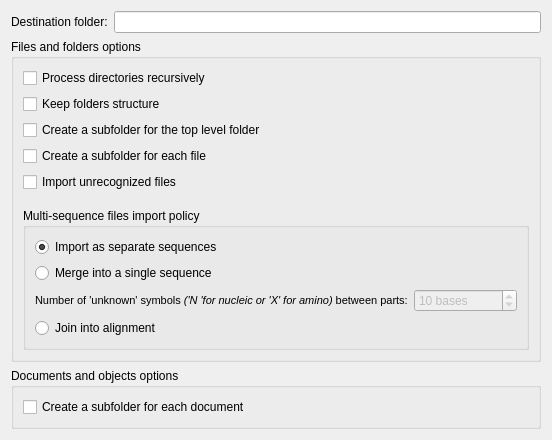
Old version of the form src/corelibs/U2Gui/src/util/shared_db/ui/ImportOptionsWidget.ui in the repository violethaze74/ugene.
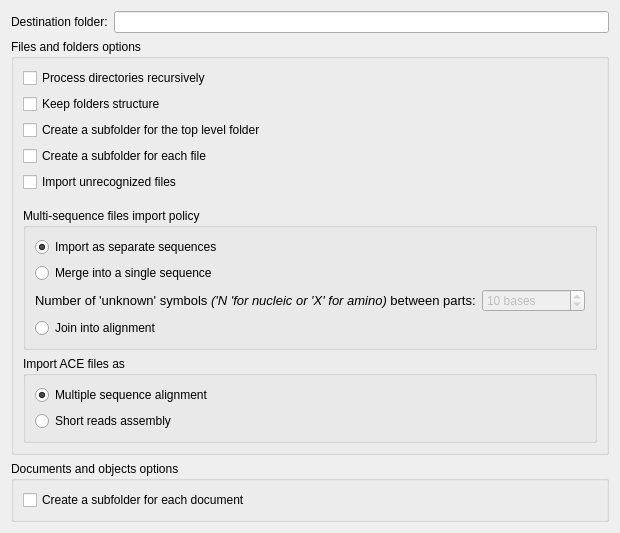
New version of the form.

Patch:
```diff
--- a/src/corelibs/U2Gui/src/util/shared_db/ui/ImportOptionsWidget.ui
+++ b/src/corelibs/U2Gui/src/util/shared_db/ui/ImportOptionsWidget.ui
@@ -7,7 +7,7 @@
     <x>0</x>
     <y>0</y>
     <width>541</width>
-    <height>419</height>
+    <height>527</height>
    </rect>
   </property>
   <property name="windowTitle">
@@ -133,7 +133,7 @@
 &lt;html&gt;&lt;head&gt;&lt;meta name=&quot;qrichtext&quot; content=&quot;1&quot; /&gt;&lt;style type=&quot;text/css&quot;&gt;
 p, li { white-space: pre-wrap; }
 &lt;/style&gt;&lt;/head&gt;&lt;body style=&quot; font-family:'MS Shell Dlg 2'; font-size:8.25pt; font-weight:400; font-style:normal;&quot;&gt;
-&lt;p style=&quot; margin-top:0px; margin-bottom:0px; margin-left:0px; margin-right:0px; -qt-block-indent:0; text-indent:0px;&quot;&gt;&lt;span style=&quot; font-size:8pt;&quot;&gt;Number of 'unknown' symbols &lt;/span&gt;&lt;span style=&quot; font-size:8pt; font-style:italic;&quot;&gt;('N 'for nucleic or 'X' for amino)&lt;/span&gt;&lt;span style=&quot; font-size:8pt;&quot;&gt; between parts:&lt;/span&gt;&lt;/p&gt;&lt;/body&gt;&lt;/html&gt;</string>
+&lt;p style=&quot; margin-top:0px; margin-bottom:0px; margin-left:0px; margin-right:0px; -qt-block-indent:0; text-indent:0px;&quot;&gt;&lt;span style=&quot; font-size:10pt;&quot;&gt;Number of 'unknown' symbols &lt;/span&gt;&lt;span style=&quot; font-size:10pt; font-style:italic;&quot;&gt;('N 'for nucleic or 'X' for amino)&lt;/span&gt;&lt;span style=&quot; font-size:10pt;&quot;&gt; between parts:&lt;/span&gt;&lt;/p&gt;&lt;/body&gt;&lt;/html&gt;</string>
              </property>
             </widget>
            </item>
@@ -165,6 +165,51 @@
         </layout>
        </widget>
       </item>
+      <item>
+       <spacer name="verticalSpacer_2">
+        <property name="orientation">
+         <enum>Qt::Vertical</enum>
+        </property>
+        <property name="sizeHint" stdset="0">
+         <size>
+          <width>20</width>
+          <height>10</height>
+         </size>
+        </property>
+       </spacer>
+      </item>
+      <item>
+       <widget class="QGroupBox" name="gbAcePolicy">
+        <property name="title">
+         <string>Import ACE files as</string>
+        </property>
+        <layout class="QVBoxLayout" name="verticalLayout_5">
+         <item>
+          <widget class="QRadioButton" name="rbAceAsMalignment">
+           <property name="text">
+            <string>Multiple sequence alignment</string>
+           </property>
+           <property name="checked">
+            <bool>true</bool>
+           </property>
+           <attribute name="buttonGroup">
+            <string notr="true">buttonGroup</string>
+           </attribute>
+          </widget>
+         </item>
+         <item>
+          <widget class="QRadioButton" name="rbAceAsAssembly">
+           <property name="text">
+            <string>Short reads assembly</string>
+           </property>
+           <attribute name="buttonGroup">
+            <string notr="true">buttonGroup</string>
+           </attribute>
+          </widget>
+         </item>
+        </layout>
+       </widget>
+      </item>
      </layout>
     </widget>
    </item>
```
Left out of the diff: 3 changed lines with no effect on the pictures.
